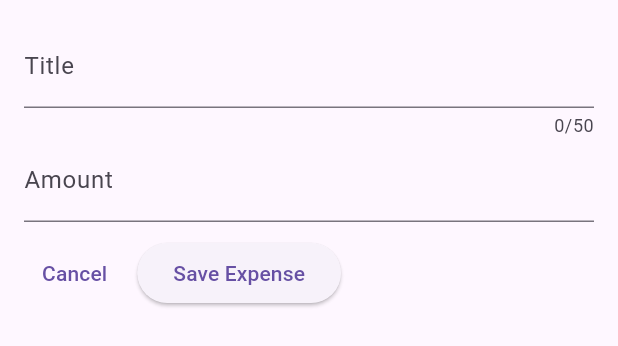
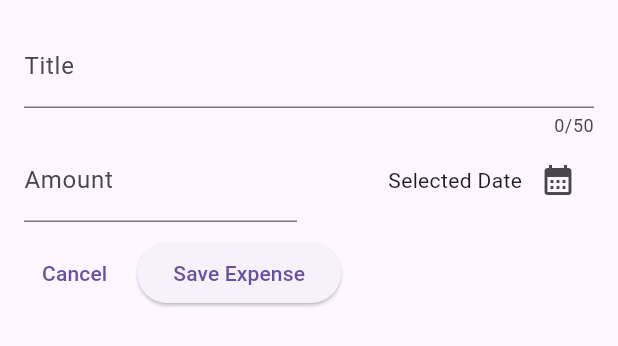
Before and after one commit to Tsenda-Djessy-Flavien/Expense_Tracker, a Flutter app: the NewExpense widget shown alone on an empty page, opened directly, on a phone screen of 412 x 824 dp. Shown: the top 346 px of the screen. Run offline on Flutter 3.47's test engine with Material 2 defaults, Android fonts, the phone set to English and light mode, and no system bars.

Commit message:
Affichage d'un sélecteur de date (DatePicker)

```diff
--- a/lib/presentation/widgets/expense_widgets/new_expense.dart
+++ b/lib/presentation/widgets/expense_widgets/new_expense.dart
@@ -10,6 +10,18 @@ class NewExpense extends StatefulWidget {
 class _NewExpenseState extends State<NewExpense> {
   final TextEditingController _titleController = TextEditingController();
   final TextEditingController _amountController = TextEditingController();
+
+  void _presentDatePicker() {
+    // Show DatePicker dialog
+    final now = DateTime.now();
+    final firstDate = DateTime(now.year - 1, now.month, now.day);
+    showDatePicker(
+      context: context,
+      initialDate: now,
+      firstDate: firstDate,
+      lastDate: now,
+    );
+  }
 
   @override
   void dispose() {
@@ -41,13 +53,33 @@ class _NewExpenseState extends State<NewExpense> {
               label: Text('Title'),
             ),
           ),
-          TextField(
+          Row(
+            children: [
+              Expanded(
+                child: TextField(
                   controller: _amountController,
                   keyboardType: TextInputType.number,
                   decoration: const InputDecoration(
                     prefixText: '\$ ',
                     label: Text('Amount'),
                   ),
+                ),
+              ),
+              const SizedBox(width: 16),
+              Expanded(
+                child: Row(
+                  mainAxisAlignment: MainAxisAlignment.end,
+                  crossAxisAlignment: CrossAxisAlignment.center,
+                  children: [
+                    const Text('Selected Date'),
+                    IconButton(
+                      onPressed: _presentDatePicker,
+                      icon: const Icon(Icons.calendar_month),
+                    )
+                  ],
+                ),
+              )
+            ],
           ),
           const SizedBox(height: 10),
           Row(
```
Lines whose indentation alone changed are shown as unchanged.
